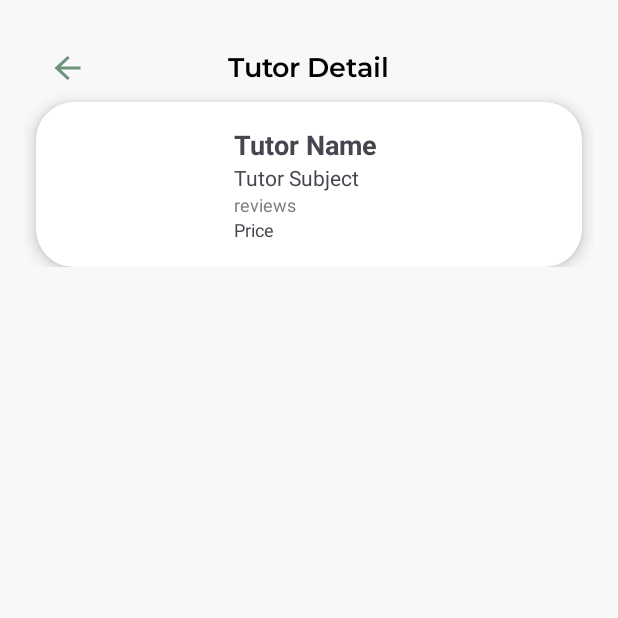
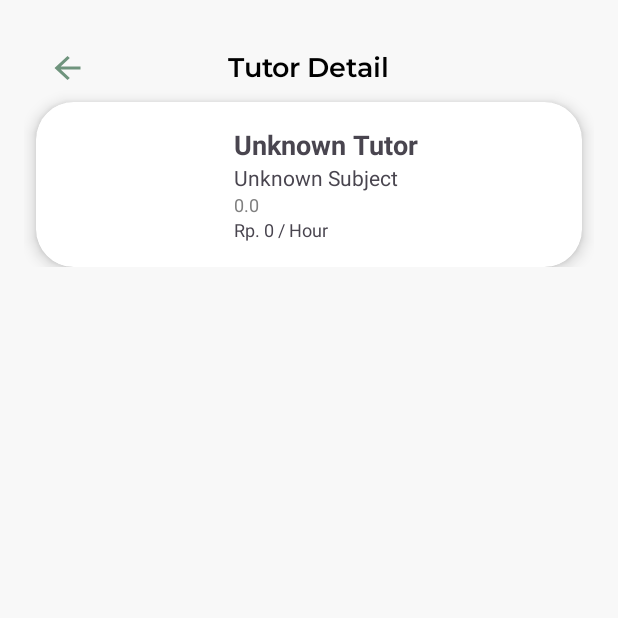
Before and after one commit to Tutortoise/tutortoise-app, an Android app: the DetailTutorActivity screen opened directly, with no data from a screen before it, on a phone screen of 412 x 824 dp, the top half of it. Run offline under Robolectric (Android 15) with nearby library versions, the phone set to English and light mode, and no system bars; our stand-ins replace CircleImageView; network calls fail; pictures from the network do not load.

Commit message:
feat: Explore to Detail (Detail Unfinished)

```diff
--- a/app/src/main/java/com/tutortoise/tutortoise/presentation/main/learner/detail/DetailTutorActivity.kt
+++ b/app/src/main/java/com/tutortoise/tutortoise/presentation/main/learner/detail/DetailTutorActivity.kt
@@ -2,7 +2,9 @@ package com.tutortoise.tutortoise.presentation.main.learner.detail
 
 import android.os.Bundle
 import androidx.appcompat.app.AppCompatActivity
+import com.bumptech.glide.Glide
 import com.tutortoise.tutortoise.databinding.ActivityDetailTutorBinding
+import com.tutortoise.tutortoise.utils.Constants
 
 class DetailTutorActivity : AppCompatActivity() {
 
@@ -13,6 +15,26 @@ class DetailTutorActivity : AppCompatActivity() {
         binding = ActivityDetailTutorBinding.inflate(layoutInflater)
         setContentView(binding.root)
 
+        val tutorName = intent.getStringExtra("TUTOR_NAME") ?: "Unknown Tutor"
+        val subjectName = intent.getStringExtra("SUBJECT_NAME") ?: "Unknown Subject"
+        val rating = intent.getFloatExtra("RATING", 0f)
+        val hourlyRate = intent.getIntExtra("HOURLY_RATE", 0)
+        val city = intent.getStringExtra("CITY") ?: "Unknown City"
+        val tutorId = intent.getStringExtra("TUTOR_ID")
+
+        // Use the data to populate your UI
+        binding.tvTutorName.text = tutorName
+        binding.tvTutorSubject.text = subjectName
+        binding.tvRating.text = rating.toString()
+        binding.tvHourlyRate.text = "Rp. $hourlyRate / Hour"
+        binding.tvCity.text = city
+
+        if (tutorId != null) {
+            Glide.with(this)
+                .load(Constants.getProfilePictureUrl(tutorId))
+                .into(binding.ivTutorImage)
+        }
+
         binding.btnBack.setOnClickListener {
             finish()
         }
--- a/app/src/main/java/com/tutortoise/tutortoise/presentation/main/learner/explore/adapter/ExploreAdapter.kt
+++ b/app/src/main/java/com/tutortoise/tutortoise/presentation/main/learner/explore/adapter/ExploreAdapter.kt
@@ -12,7 +12,8 @@ import com.tutortoise.tutortoise.data.model.ExploreTutoriesResponse
 import com.tutortoise.tutortoise.data.model.LessonType
 import com.tutortoise.tutortoise.utils.Constants
 
-class ExploreAdapter(private var tutories: List<ExploreTutoriesResponse>) :
+class ExploreAdapter(private var tutories: List<ExploreTutoriesResponse>,
+                     private val onItemClicked: (ExploreTutoriesResponse) -> Unit) :
     RecyclerView.Adapter<ExploreAdapter.ExploreViewHolder>() {
 
     inner class ExploreViewHolder(view: View) : RecyclerView.ViewHolder(view) {
@@ -47,6 +48,8 @@ class ExploreAdapter(private var tutories: List<ExploreTutoriesResponse>) :
             Glide.with(ivTutorImage.context)
                 .load(Constants.getProfilePictureUrl(tutoriesItem.tutorId))
                 .into(ivTutorImage)
+
+            itemView.setOnClickListener { onItemClicked(tutoriesItem) }
         }
 
     }
```
Also changed, not shown: app/src/main/java/com/tutortoise/tutortoise/presentation/main/learner/explore/ExploreLearnerFragment.kt (+19 -1 lines).
